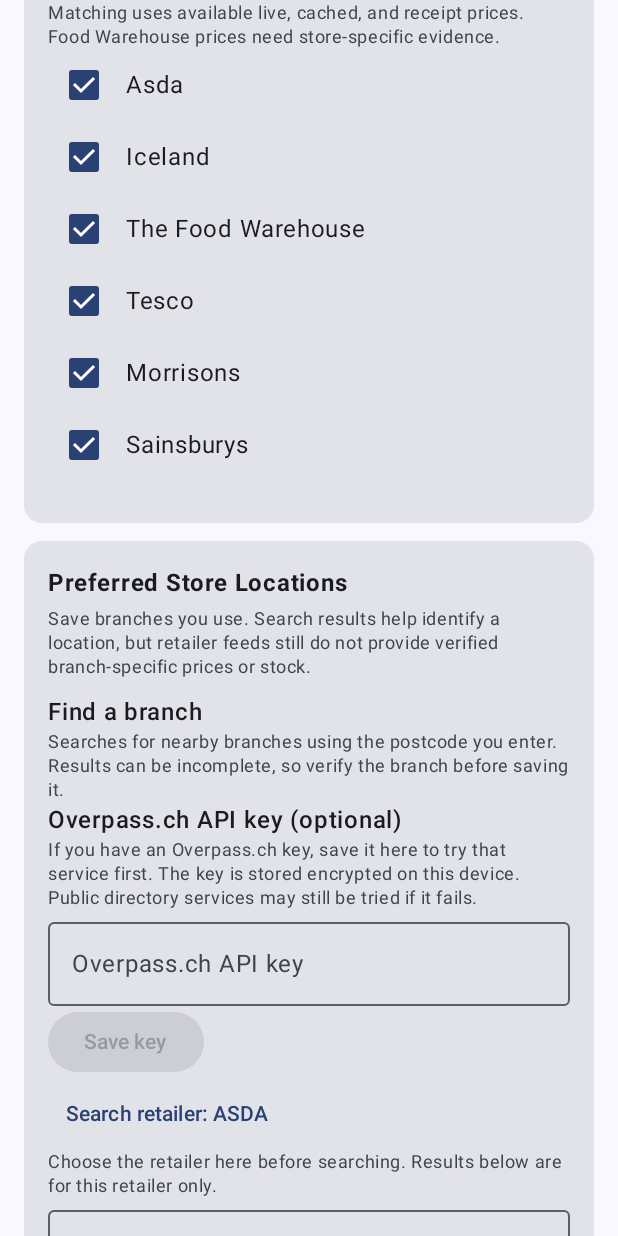
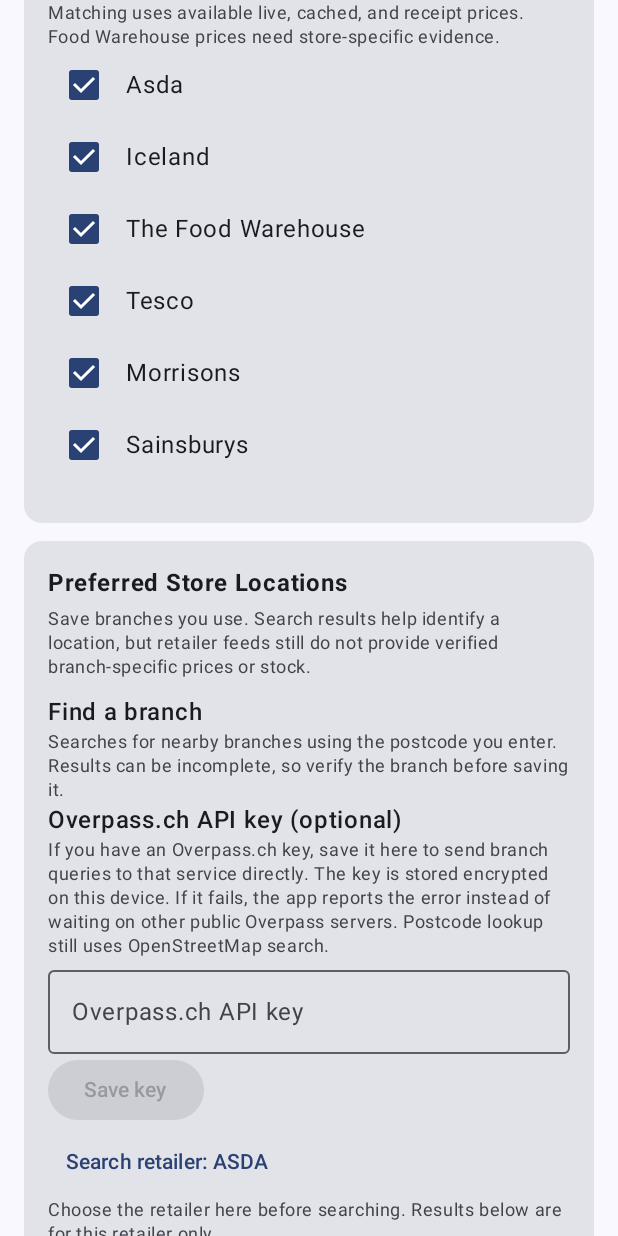
Before and after one commit to MatthewGriffin/MealPlanner, an Android app built with Jetpack Compose: the composable SettingsScreen shown on its own in the app's theme, scrolled down 576 dp, on a phone screen of 412 x 824 dp. Run offline under Robolectric (Android 15) with nearby library versions, the phone set to English and light mode, and no system bars; our stand-ins replace Dagger/Hilt's generated code, Room's generated code; pictures from the network do not load; 1 statement that could not run was skipped.

Commit message:
Clarify keyed search behavior and public fallback policy

```diff
--- a/app/src/main/java/com/example/chatgpt_mealplanner/feature/settings/SettingsScreen.kt
+++ b/app/src/main/java/com/example/chatgpt_mealplanner/feature/settings/SettingsScreen.kt
@@ -260,7 +260,7 @@ fun SettingsScreen(
 
                 Text("Overpass.ch API key (optional)", fontWeight = FontWeight.SemiBold)
                 Text(
-                    "If you have an Overpass.ch key, save it here to try that service first. The key is stored encrypted on this device. Public directory services may still be tried if it fails.",
+                    "If you have an Overpass.ch key, save it here to send branch queries to that service directly. The key is stored encrypted on this device. If it fails, the app reports the error instead of waiting on other public Overpass servers. Postcode lookup still uses OpenStreetMap search.",
                     style = MaterialTheme.typography.bodySmall,
                     color = MaterialTheme.colorScheme.onSurfaceVariant
                 )
```
